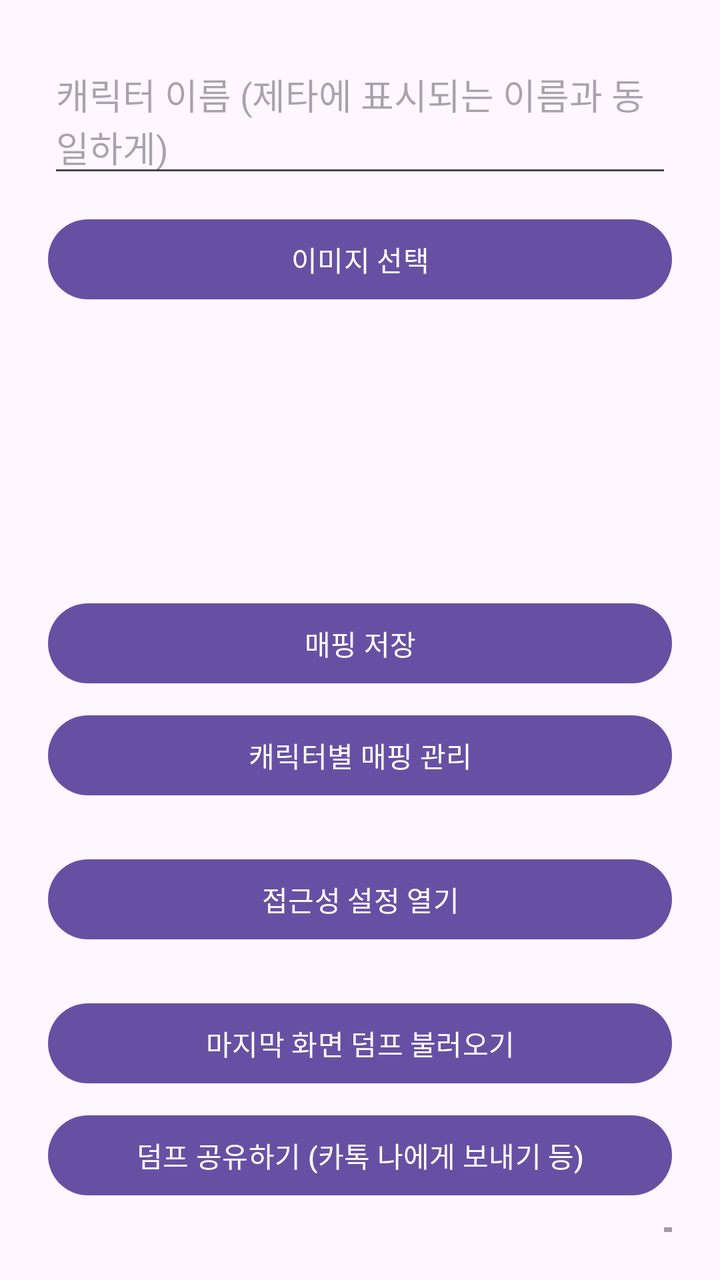
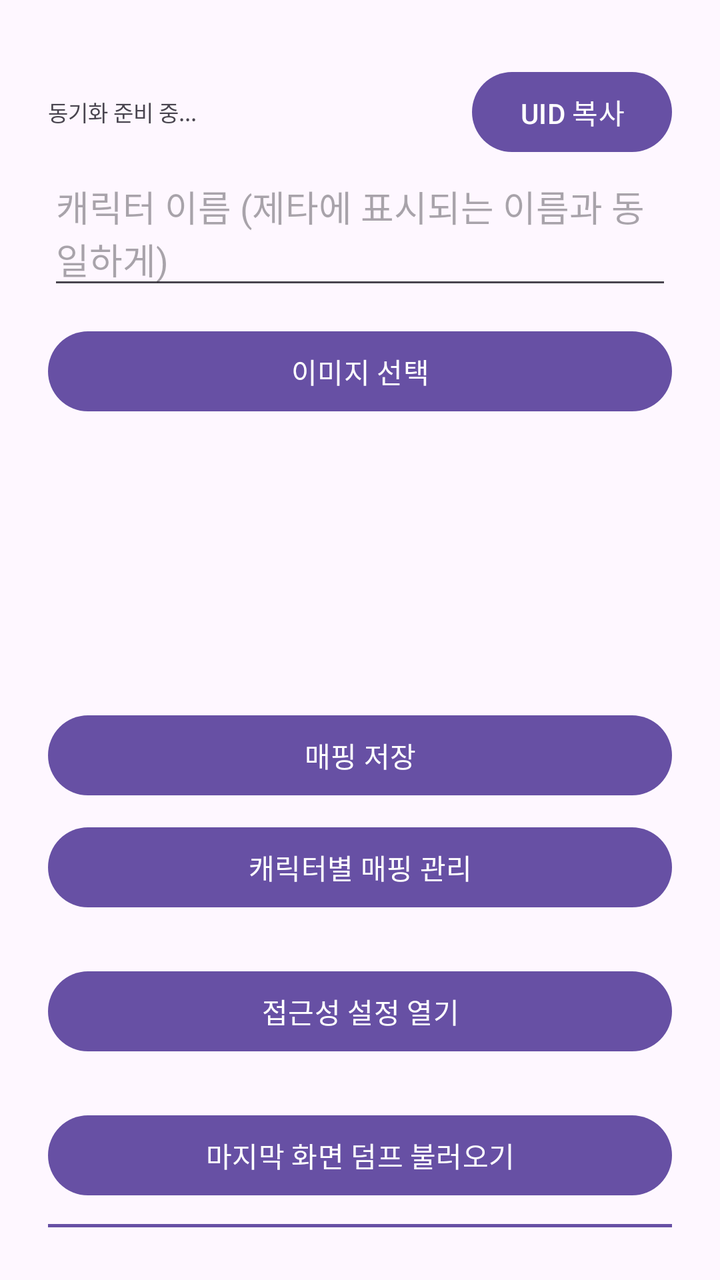

The first picture is an Android layout as it rendered before a commit; the second is the same layout after the commit. The layout source and the unified diff follow.
<!-- AndroidManifest.xml: application theme Theme.Material3.DayNight -->
<!-- res/layout/activity_main.xml -->
<?xml version="1.0" encoding="utf-8"?>
<LinearLayout xmlns:android="http://schemas.android.com/apk/res/android"
    android:layout_width="match_parent"
    android:layout_height="match_parent"
    android:orientation="vertical"
    android:padding="24dp">

    <EditText
        android:id="@+id/editCharacterName"
        android:layout_width="match_parent"
        android:layout_height="wrap_content"
        android:hint="캐릭터 이름 (제타에 표시되는 이름과 동일하게)" />

    <Button
        android:id="@+id/buttonPickImage"
        android:layout_width="match_parent"
        android:layout_height="wrap_content"
        android:layout_marginTop="12dp"
        android:text="이미지 선택" />

    <ImageView
        android:id="@+id/imagePreview"
        android:layout_width="120dp"
        android:layout_height="120dp"
        android:layout_marginTop="12dp"
        android:scaleType="centerCrop" />

    <Button
        android:id="@+id/buttonSave"
        android:layout_width="match_parent"
        android:layout_height="wrap_content"
        android:layout_marginTop="12dp"
        android:text="매핑 저장" />

    <Button
        android:id="@+id/buttonManageMappings"
        android:layout_width="match_parent"
        android:layout_height="wrap_content"
        android:layout_marginTop="8dp"
        android:text="캐릭터별 매핑 관리" />

    <Button
        android:id="@+id/buttonOpenAccessibility"
        android:layout_width="match_parent"
        android:layout_height="wrap_content"
        android:layout_marginTop="24dp"
        android:text="접근성 설정 열기" />

    <Button
        android:id="@+id/buttonLoadDump"
        android:layout_width="match_parent"
        android:layout_height="wrap_content"
        android:layout_marginTop="24dp"
        android:text="마지막 화면 덤프 불러오기" />

    <Button
        android:id="@+id/buttonShareDump"
        android:layout_width="match_parent"
        android:layout_height="wrap_content"
        android:layout_marginTop="8dp"
        android:text="덤프 공유하기 (카톡 나에게 보내기 등)" />

    <ScrollView
        android:layout_width="match_parent"
        android:layout_height="0dp"
        android:layout_weight="1"
        android:layout_marginTop="12dp">

        <TextView
            android:id="@+id/textDumpContent"
            android:layout_width="match_parent"
            android:layout_height="wrap_content"
            android:fontFamily="monospace"
            android:textIsSelectable="true"
            android:textSize="11sp"
            android:text="" />

    </ScrollView>

</LinearLayout>
<!-- resources referenced by this layout -->
<resources>

</resources>

<!-- the commit's change to res/layout/activity_main.xml (unified diff, before → after) -->
@@ -4,6 +4,28 @@
     android:layout_height="match_parent"
     android:orientation="vertical"
     android:padding="24dp">
+
+    <LinearLayout
+        android:layout_width="match_parent"
+        android:layout_height="wrap_content"
+        android:layout_marginTop="8dp"
+        android:orientation="horizontal"
+        android:gravity="center_vertical">
+
+        <TextView
+            android:id="@+id/textUid"
+            android:layout_width="0dp"
+            android:layout_height="wrap_content"
+            android:layout_weight="1"
+            android:textSize="11sp"
+            android:text="동기화 준비 중..." />
+
+        <Button
+            android:id="@+id/buttonCopyUid"
+            android:layout_width="wrap_content"
+            android:layout_height="wrap_content"
+            android:text="UID 복사" />
+    </LinearLayout>
 
     <EditText
         android:id="@+id/editCharacterName"
